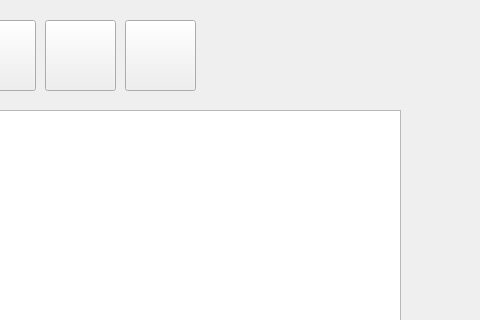
Before: the Qt Designer form Patientenverwaltung/mainwindow.ui in JenniferRied/Patientenverwaltung, drawn with Qt 5; both pictures show x 145 to 625 and y 0 to 320 of the 800 by 600 pixel window.
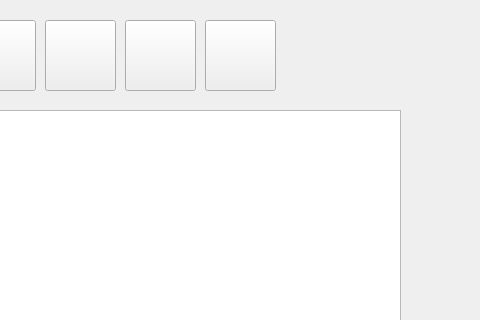
After: the same form once the commit is applied. Icons and pictures are not drawn.

Commit message: Anzeigen Button

What changed in the file:
```diff
--- a/Patientenverwaltung/mainwindow.ui
+++ b/Patientenverwaltung/mainwindow.ui
@@ -114,6 +114,19 @@
      <string/>
     </property>
    </widget>
+   <widget class="QPushButton" name="anzeigen_button">
+    <property name="geometry">
+     <rect>
+      <x>350</x>
+      <y>20</y>
+      <width>71</width>
+      <height>71</height>
+     </rect>
+    </property>
+    <property name="text">
+     <string/>
+    </property>
+   </widget>
   </widget>
   <widget class="QMenuBar" name="menubar">
    <property name="geometry">
```
The commit also changes 2 other files.
